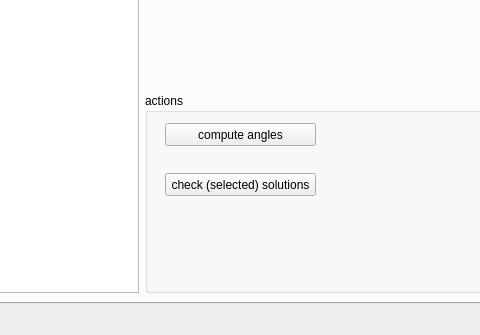
Qt form src/main/python/easyAMPS_maingui.ui (bd-delnatan/easyAMPS) before a commit; both pictures show x 201 to 681 and y 439 to 774 of the 1019 by 774 pixel window.
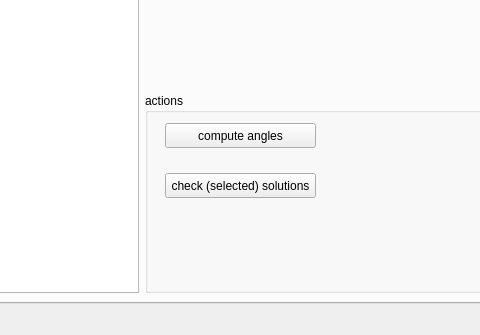
The same form after that commit. The open tabs and pages were chosen to show the change. Custom widgets are drawn as their Qt base class.

Commit message: added tooltips and minimum sizes to angle calculator buttons

The edit to the form file:
```diff
--- a/src/main/python/easyAMPS_maingui.ui
+++ b/src/main/python/easyAMPS_maingui.ui
@@ -160,7 +160,7 @@
                <x>20</x>
                <y>30</y>
                <width>151</width>
-               <height>23</height>
+               <height>25</height>
               </rect>
              </property>
              <property name="sizePolicy">
@@ -169,6 +169,15 @@
                <verstretch>0</verstretch>
               </sizepolicy>
              </property>
+             <property name="minimumSize">
+              <size>
+               <width>150</width>
+               <height>25</height>
+              </size>
+             </property>
+             <property name="toolTip">
+              <string>Solve for Gaussian distribution (angle, distribution) from ratios</string>
+             </property>
              <property name="text">
               <string>compute angles</string>
              </property>
@@ -179,7 +188,7 @@
                <x>20</x>
                <y>80</y>
                <width>151</width>
-               <height>23</height>
+               <height>25</height>
               </rect>
              </property>
              <property name="sizePolicy">
@@ -188,6 +197,15 @@
                <verstretch>0</verstretch>
               </sizepolicy>
              </property>
+             <property name="minimumSize">
+              <size>
+               <width>150</width>
+               <height>25</height>
+              </size>
+             </property>
+             <property name="toolTip">
+              <string>Visualize selected point(s) from the table within all AMPS solution space</string>
+             </property>
              <property name="text">
               <string>check (selected) solutions</string>
              </property>
```
The commit also changes 2 other files.
